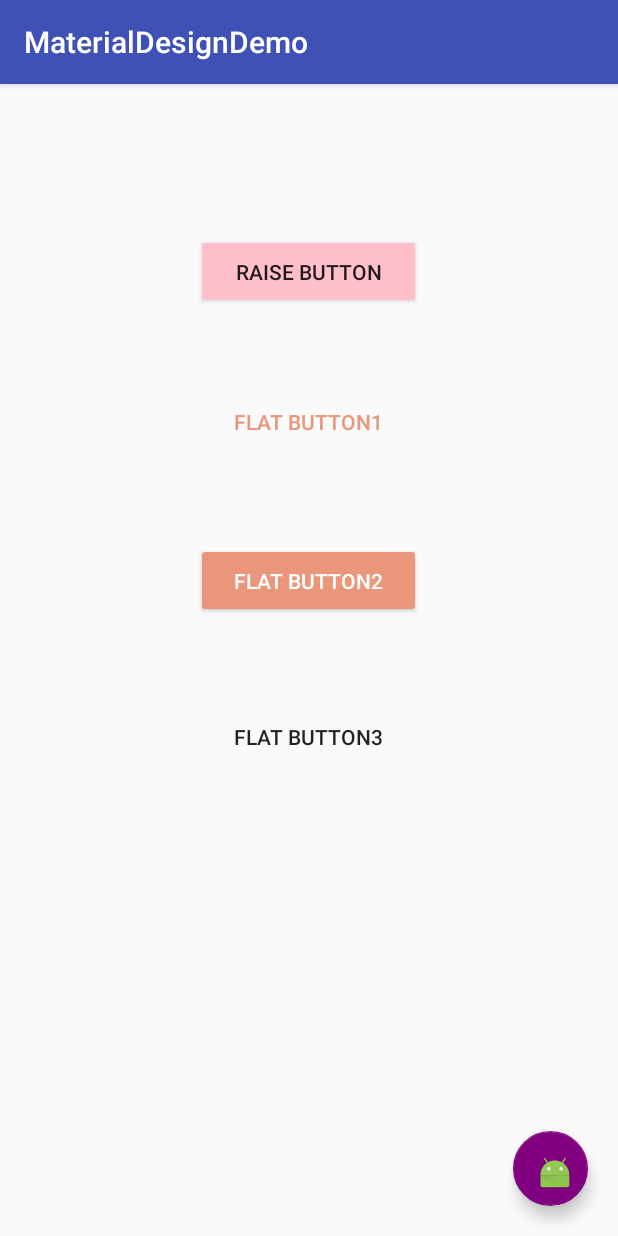
After one commit to minminaya/MaterialDesignLearning, an Android app: the ButtonActivity screen opened directly, with no data from a screen before it, on a phone screen of 412 x 824 dp. The commit adds this screen. Run offline under Robolectric (Android 15) with nearby library versions, the phone set to English and light mode, and no system bars; our stand-ins replace ButterKnife.

Commit message:
添加Buttons -- Raise Button ,Flat Button, Floating Buttton

```diff
--- a/app/src/main/AndroidManifest.xml
+++ b/app/src/main/AndroidManifest.xml
@@ -28,8 +28,10 @@
                 android:name="android.app.searchable"
                 android:resource="@xml/searchable" />
         </activity>
-        <activity android:name=".toolbar.ToolBarActivity"
-            android:theme="@style/Theme.AppCompat.Light.NoActionBar"></activity>
+        <activity
+            android:name=".toolbar.ToolBarActivity"
+            android:theme="@style/Theme.AppCompat.Light.NoActionBar" />
+        <activity android:name=".button.ButtonActivity"></activity>
     </application>
 
 </manifest>
--- a/app/src/main/java/com/minminaya/materialdesigndemo/MainActivity.java
+++ b/app/src/main/java/com/minminaya/materialdesigndemo/MainActivity.java
@@ -6,6 +6,7 @@ import android.support.v7.app.AppCompatActivity;
 import android.view.View;
 import android.widget.Button;
 
+import com.minminaya.materialdesigndemo.button.ButtonActivity;
 import com.minminaya.materialdesigndemo.selection_control.CheckBoxActivity;
 import com.minminaya.materialdesigndemo.text_fields.TextFieldsActivity;
 import com.minminaya.materialdesigndemo.toolbar.ToolBarActivity;
@@ -26,9 +27,9 @@ public class MainActivity extends AppCompatActivity {
         ButterKnife.bind(this);
     }
 
-    @OnClick({R.id.btn_checkBox, R.id.btn_text_fields, R.id.btn_toolbar})
+    @OnClick({R.id.btn_checkBox, R.id.btn_text_fields, R.id.btn_toolbar, R.id.btn_button})
     public void onViewClicked(View view) {
-        switch (view.getId()){
+        switch (view.getId()) {
             case R.id.btn_checkBox:
                 openActivity(CheckBoxActivity.class);
                 break;
@@ -38,10 +39,13 @@ public class MainActivity extends AppCompatActivity {
             case R.id.btn_toolbar:
                 openActivity(ToolBarActivity.class);
                 break;
+            case R.id.btn_button:
+                openActivity(ButtonActivity.class);
+                break;
         }
     }
 
-    public void openActivity(Class<?> cls){
+    public void openActivity(Class<?> cls) {
         Intent intent = new Intent(this, cls);
         startActivity(intent);
     }
--- /dev/null
+++ b/app/src/main/java/com/minminaya/materialdesigndemo/button/ButtonActivity.java
@@ -0,0 +1,32 @@
+package com.minminaya.materialdesigndemo.button;
+
+import android.os.Bundle;
+import android.support.design.widget.FloatingActionButton;
+import android.support.v7.app.AppCompatActivity;
+import android.view.View;
+import android.widget.Toast;
+
+import com.minminaya.materialdesigndemo.R;
+
+import butterknife.BindView;
+import butterknife.ButterKnife;
+
+public class ButtonActivity extends AppCompatActivity {
+
+    @BindView(R.id.floating_button)
+    FloatingActionButton floatingButton;
+
+    @Override
+    protected void onCreate(Bundle savedInstanceState) {
+        super.onCreate(savedInstanceState);
+        setContentView(R.layout.activity_button);
+        ButterKnife.bind(this);
+
+        floatingButton.setOnClickListener(new View.OnClickListener() {
+            @Override
+            public void onClick(View v) {
+                //逻辑
+            }
+        });
+    }
+}
--- /dev/null
+++ b/app/src/main/res/layout/activity_button.xml
@@ -0,0 +1,62 @@
+<?xml version="1.0" encoding="utf-8"?>
+<RelativeLayout xmlns:android="http://schemas.android.com/apk/res/android"
+    xmlns:app="http://schemas.android.com/apk/res-auto"
+    xmlns:tools="http://schemas.android.com/tools"
+    android:layout_width="match_parent"
+    android:layout_height="match_parent"
+
+    tools:context="com.minminaya.materialdesigndemo.button.ButtonActivity">
+
+
+    <Button
+        android:id="@+id/button"
+        android:layout_width="150dp"
+        android:layout_height="50dp"
+        android:layout_centerHorizontal="true"
+        android:layout_marginTop="100dp"
+        android:text="Raise Button"
+        android:theme="@style/MyButton" />
+
+    <Button
+        android:id="@+id/button3"
+        style="@style/Widget.AppCompat.Button.Borderless.Colored"
+        android:layout_width="150dp"
+        android:layout_height="50dp"
+        android:layout_centerHorizontal="true"
+        android:layout_marginTop="200dp"
+        android:text="Flat Button1" />
+
+    <Button
+        style="@style/Widget.AppCompat.Button.Colored"
+        android:layout_width="150dp"
+        android:layout_height="50dp"
+        android:layout_centerHorizontal="true"
+        android:layout_below="@+id/button3"
+        android:layout_marginTop="56dp"
+        android:text="Flat Button2" />
+
+
+    <Button
+        style="@style/Widget.AppCompat.Button.Borderless"
+        android:layout_width="150dp"
+        android:layout_height="50dp"
+        android:layout_below="@+id/button"
+        android:layout_centerHorizontal="true"
+        android:layout_marginTop="260dp"
+        android:text="Flat Button3" />
+
+    <android.support.design.widget.FloatingActionButton
+        android:id="@+id/floating_button"
+        android:layout_width="50dp"
+        android:layout_height="50dp"
+        android:layout_alignParentBottom="true"
+        android:layout_alignParentEnd="true"
+        android:layout_marginBottom="20dp"
+        android:layout_marginEnd="20dp"
+        android:clickable="true"
+        android:src="@mipmap/ic_launcher"
+        android:theme="@style/MyFloatingActionButton"
+        app:fabSize="auto"
+        app:rippleColor="@color/tomato" />
+
+</RelativeLayout>
--- a/app/src/main/res/layout/activity_main.xml
+++ b/app/src/main/res/layout/activity_main.xml
@@ -40,6 +40,13 @@
                 android:text="toolbar"
                 android:textSize="21sp"
                 android:theme="@style/MainActivityButton" />
+            <Button
+                android:id="@+id/btn_button"
+                android:layout_width="wrap_content"
+                android:layout_height="wrap_content"
+                android:text="button"
+                android:textSize="21sp"
+                android:theme="@style/MainActivityButton" />
         </LinearLayout>
     </ScrollView>
 
--- a/app/src/main/res/values/styles.xml
+++ b/app/src/main/res/values/styles.xml
@@ -60,4 +60,12 @@
         <item name="android:elevation">4dp</item>
         <item name="navigationIcon">@mipmap/ic_launcher</item>
     </style>
+
+    <style name="MyButton" parent="Theme.AppCompat.Light">
+        <item name="colorControlHighlight">@color/indigo</item>
+        <item name="colorButtonNormal">@color/pink</item>
+    </style>
+    <style name="MyFloatingActionButton" parent="Theme.AppCompat.Light">
+        <item name="colorAccent">@color/purple</item>
+    </style>
 </resources>
```
